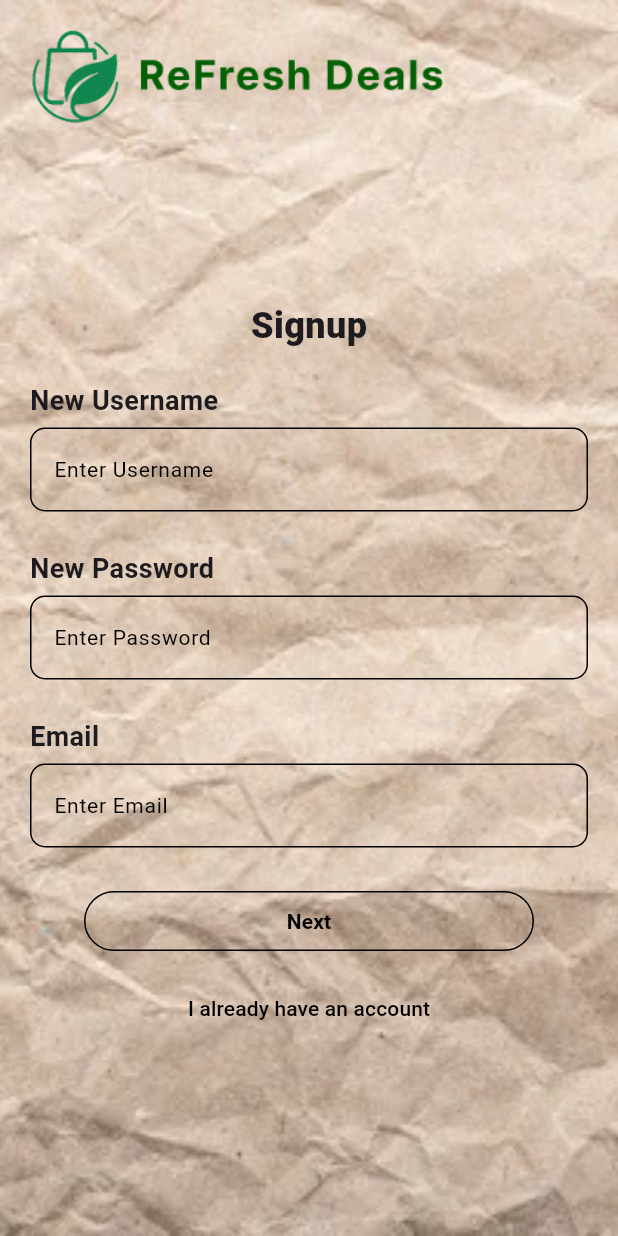
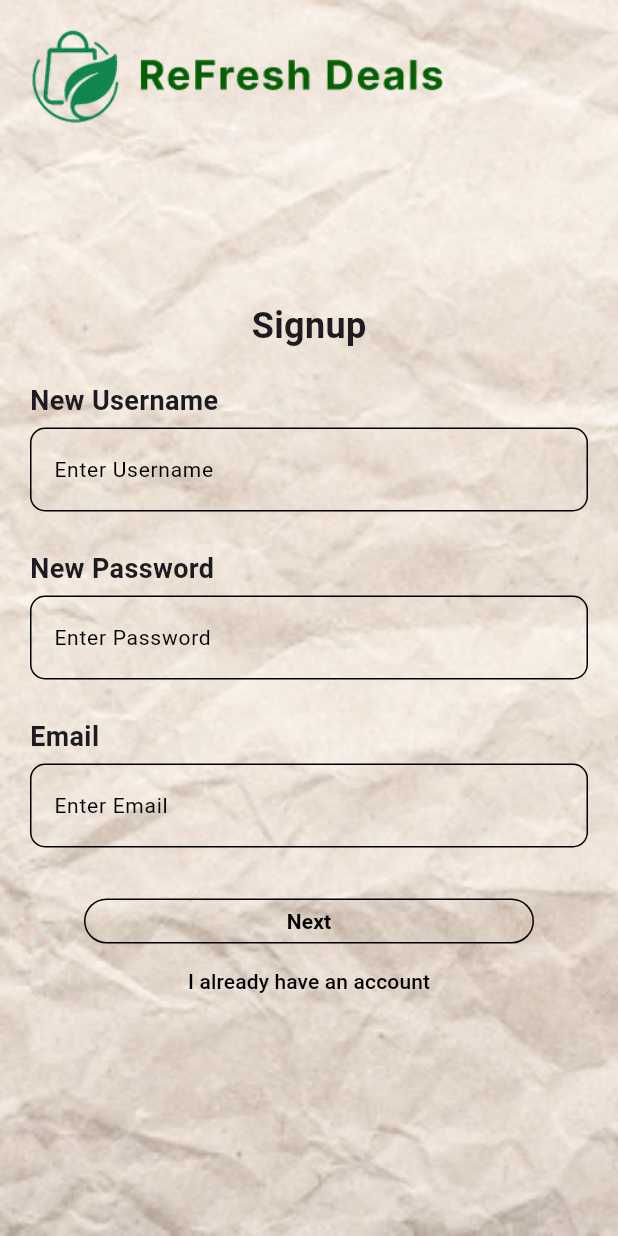
Before and after one commit to yaboywf/refresh-deals, a Flutter app: the SignupPage screen opened by its route, on a phone screen of 412 x 824 dp. Run offline on Flutter 3.47's test engine with Material 3 defaults, Android fonts, the light colour scheme and no system bars; our stand-ins replace font_awesome_flutter; network calls fail; statements that could not run were skipped.

Commit message:
Optimised code

```diff
--- a/lib/pages/register.dart
+++ b/lib/pages/register.dart
@@ -2,6 +2,7 @@ import 'package:flutter/material.dart';
 import '../widgets/text_field.dart';
 import '../widgets/text_label.dart';
 import '../widgets/header.dart';
+import '../widgets/background.dart';
 
 class SignupPage extends StatelessWidget {
   SignupPage({super.key});
@@ -10,81 +11,82 @@ class SignupPage extends StatelessWidget {
 
   @override
   Widget build(BuildContext context) {
-    var screenSize = MediaQuery.of(context).size;
-
     return Scaffold(
-      body: Container(
-        width: screenSize.width,
-        height: screenSize.height,
-        decoration: BoxDecoration(
-          image: DecorationImage(
-            image: AssetImage('images/authentication_bg.jpg'),
-            fit: BoxFit.cover,
-          ),
-        ),
+      body: Background(
         child: Padding(
           padding: EdgeInsets.symmetric(horizontal: 20, vertical: 0),
           child: Column(
             crossAxisAlignment: CrossAxisAlignment.start,
             children: [
               Header(),
-              SizedBox(height: 100,),
-              Align(
-                alignment: Alignment.center,
-                child: Text("Signup", style: TextStyle(
-                  fontSize: 24,
-                  fontWeight: FontWeight.w900
-                )),
+              SizedBox(height: 100),
+              Center(
+                child: Text(
+                  "Signup",
+                  style: TextStyle(fontSize: 24, fontWeight: FontWeight.bold),
+                ),
               ),
-              SizedBox(height: 20,),
-              TextLabel(text: "New Username",),
-              CustomTextField(controller: newUsernameController, hintText: 'Enter Username', obscureText: false),
-              SizedBox(height: 20,),
-              TextLabel(text: "New Password",),
-              CustomTextField(controller: newPasswordController, hintText: 'Enter Password', obscureText: true),
-              SizedBox(height: 20,),
-              TextLabel(text: "Email",),
-              CustomTextField(controller: newPasswordController, hintText: 'Enter Email', obscureText: false),
-              SizedBox(height: 20,),
-              Align(
-                alignment: Alignment.center,
-                child: SizedBox(
-                  width: 300,
-                  child: TextButton(
-                    onPressed: () {},
-                    style: ButtonStyle(
-                      backgroundColor: WidgetStateProperty.all(Colors.transparent),
-                      shape: WidgetStateProperty.all(RoundedRectangleBorder(borderRadius: BorderRadius.circular(20), side: BorderSide(color: Colors.black))),
+              SizedBox(height: 20),
+              TextLabel(text: "New Username"),
+              CustomTextField(
+                controller: newUsernameController,
+                hintText: 'Enter Username',
+                obscureText: false,
+              ),
+              SizedBox(height: 20),
+              TextLabel(text: "New Password"),
+              CustomTextField(
+                controller: newPasswordController,
+                hintText: 'Enter Password',
+                obscureText: true,
+              ),
+              SizedBox(height: 20),
+              TextLabel(text: "Email"),
+              CustomTextField(
+                controller: newPasswordController,
+                hintText: 'Enter Email',
+                obscureText: false,
+              ),
+              SizedBox(height: 20),
+              Center(
+                child: OutlinedButton(
+                  onPressed: () {},
+                  style: OutlinedButton.styleFrom(
+                    side: BorderSide(color: Colors.black),
+                    backgroundColor: Colors.transparent,
+                    minimumSize: Size(300, 30),
+                    shape: RoundedRectangleBorder(
+                      borderRadius: BorderRadius.circular(20),
+                      side: BorderSide(color: Colors.black),
                     ),
-                    child: Text(
-                      "Next",
-                      style: TextStyle(
-                        color: Colors.black,
-                        fontWeight: FontWeight.bold
-                      ),
-                    )
+                  ),
+                  child: Text(
+                    "Next",
+                    style: TextStyle(
+                      color: Colors.black,
+                      fontWeight: FontWeight.bold,
+                    ),
                   ),
                 ),
               ),
-              SizedBox(height: 10,),
-              Align(
-                alignment: Alignment.center,
+              Center(
                 child: TextButton(
-                  onPressed: () {
-                    Navigator.pushReplacementNamed(context, '/login');
-                  },
-                  style: ButtonStyle(
-                    backgroundColor: WidgetStateProperty.all(Colors.transparent),
+                  onPressed:
+                      () => Navigator.pushReplacementNamed(context, '/login'),
+                  style: TextButton.styleFrom(
+                    backgroundColor: Colors.transparent,
+                    visualDensity: VisualDensity(
+                      horizontal: VisualDensity.minimumDensity,
+                      vertical: VisualDensity.minimumDensity,
+                    ),
                   ),
                   child: Text(
                     "I already have an account",
-                    style: TextStyle(
-                      color: Colors.black,
-                    ),
-                  )
+                    style: TextStyle(color: Colors.black),
+                  ),
                 ),
               ),
-            ]
+            ],
           ),
         ),
       ),
--- /dev/null
+++ b/lib/widgets/background.dart
@@ -0,0 +1,30 @@
+import 'package:flutter/material.dart';
+
+class Background extends StatelessWidget {
+  final Widget child;
+  final String imagePath;
+  final double padding;
+  const Background({super.key, required this.child, this.imagePath = "images/authentication_bg.jpg", this.padding = 0});
+
+  @override
+  Widget build(BuildContext context) {
+    var screenSize = MediaQuery.of(context).size;
+
+    return Container(
+      width: screenSize.width,
+      height: screenSize.height,
+      decoration: BoxDecoration(
+        image: DecorationImage(
+          image: AssetImage(imagePath),
+          fit: BoxFit.cover,
+          colorFilter: ColorFilter.mode(
+            Color.fromRGBO(255, 255, 255, 1.0),
+            BlendMode.softLight,
+          ),
+        ),
+      ),
+      padding: EdgeInsets.all(padding),
+      child: child,
+    );
+  }
+}
```
Also changed, not shown: lib/pages/buyer_home.dart (+130 -44 lines), lib/pages/buyer_product.dart (+3 -13 lines), lib/pages/login.dart (+6 -16 lines), lib/pages/profile.dart (+4 -14 lines).
